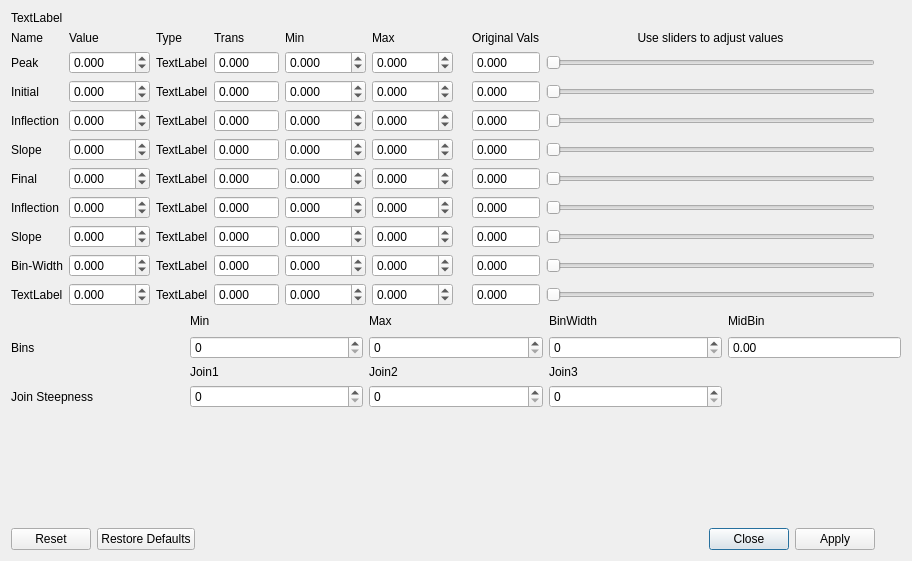
Above: src/equationdialog.ui from nmfs-ost/ss3-ssi before the change. Below: the same form after it.
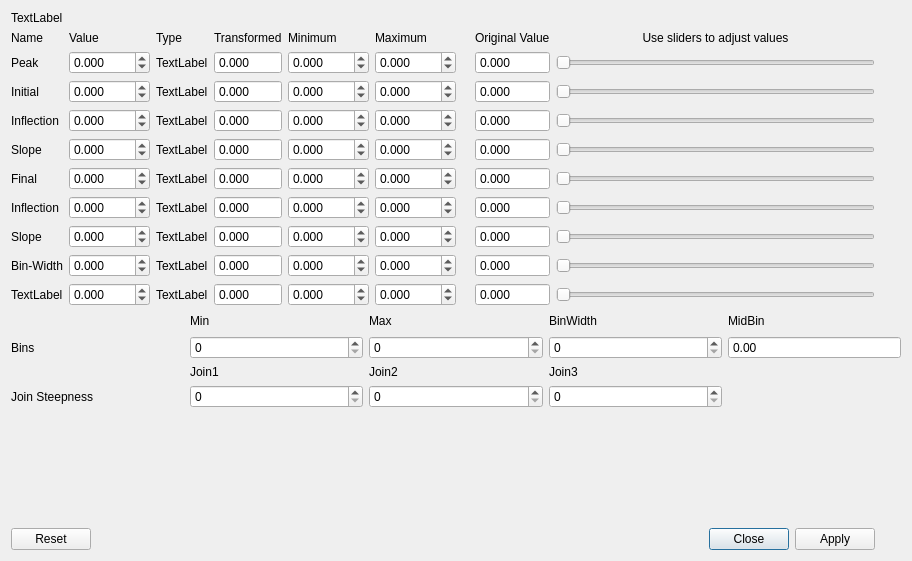
That is the form after the change.

Commit message: Equation dialog working to change and save changes

Patch:
```diff
--- a/src/equationdialog.ui
+++ b/src/equationdialog.ui
@@ -20,7 +20,7 @@
       <enum>Qt::Horizontal</enum>
      </property>
      <property name="standardButtons">
-      <set>QDialogButtonBox::Apply|QDialogButtonBox::Close|QDialogButtonBox::Reset|QDialogButtonBox::RestoreDefaults</set>
+      <set>QDialogButtonBox::Apply|QDialogButtonBox::Close|QDialogButtonBox::Reset</set>
      </property>
      <property name="centerButtons">
       <bool>false</bool>
@@ -523,7 +523,7 @@
      <item row="0" column="5">
       <widget class="QLabel" name="label_max">
        <property name="text">
-        <string>Max</string>
+        <string>Maximum</string>
        </property>
       </widget>
      </item>
@@ -597,7 +597,7 @@
      <item row="0" column="7">
       <widget class="QLabel" name="label_input">
        <property name="text">
-        <string>Original Vals</string>
+        <string>Original Value</string>
        </property>
       </widget>
      </item>
@@ -628,7 +628,7 @@
      <item row="0" column="4">
       <widget class="QLabel" name="label_min">
        <property name="text">
-        <string>Min</string>
+        <string>Minimum</string>
        </property>
       </widget>
      </item>
@@ -674,7 +674,7 @@
      <item row="0" column="3">
       <widget class="QLabel" name="label_trans">
        <property name="text">
-        <string>Trans</string>
+        <string>Transformed</string>
        </property>
       </widget>
      </item>
```
The commit also changes 5 other files.
